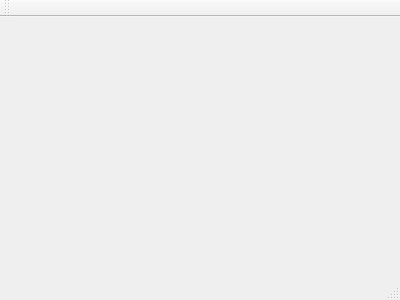
Qt form src/mainwindow.ui (gweodoo/sublimecode) before a commit.
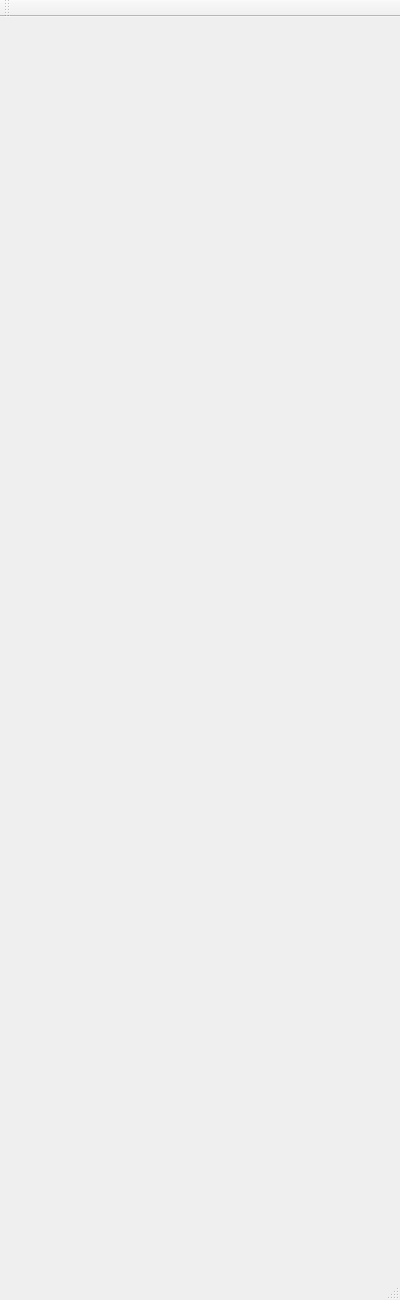
The same form after that commit.

Commit message: Rewrite interfaces

What changed in the file:
```diff
--- a/src/mainwindow.ui
+++ b/src/mainwindow.ui
@@ -7,7 +7,7 @@
     <x>0</x>
     <y>0</y>
     <width>400</width>
-    <height>300</height>
+    <height>1300</height>
    </rect>
   </property>
   <property name="windowTitle">
```
The commit also changes 4 other files.
